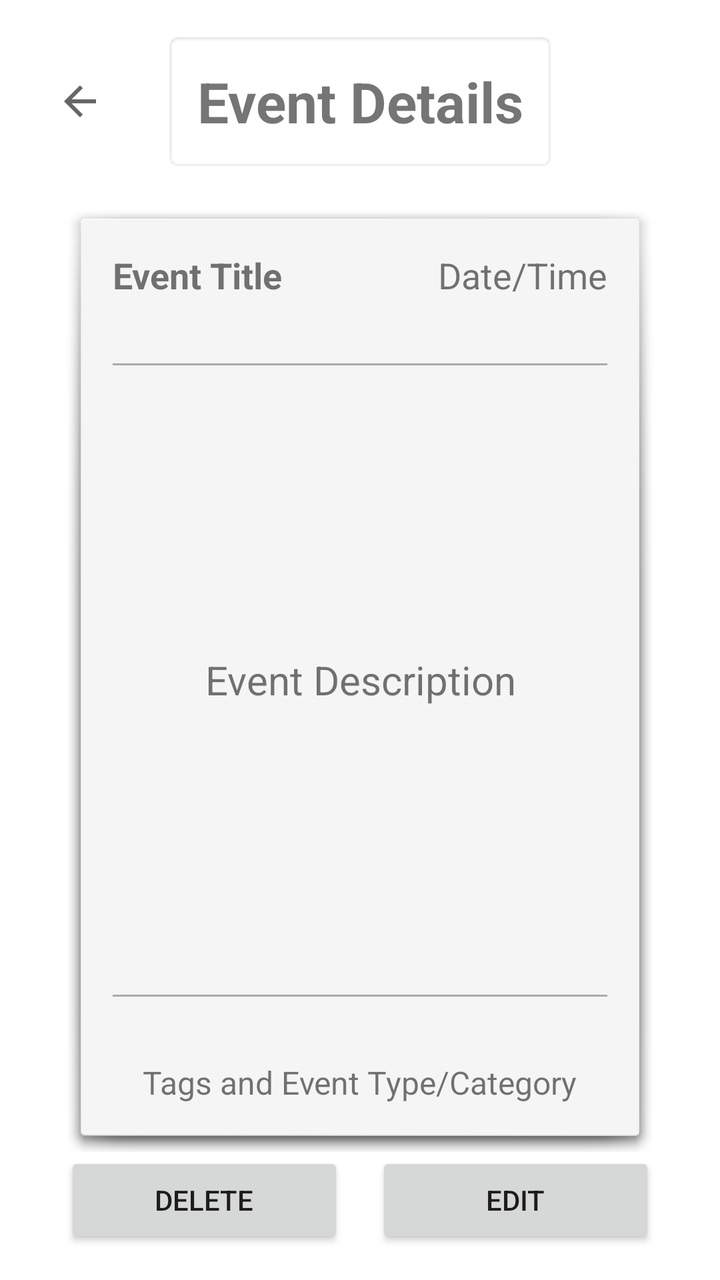
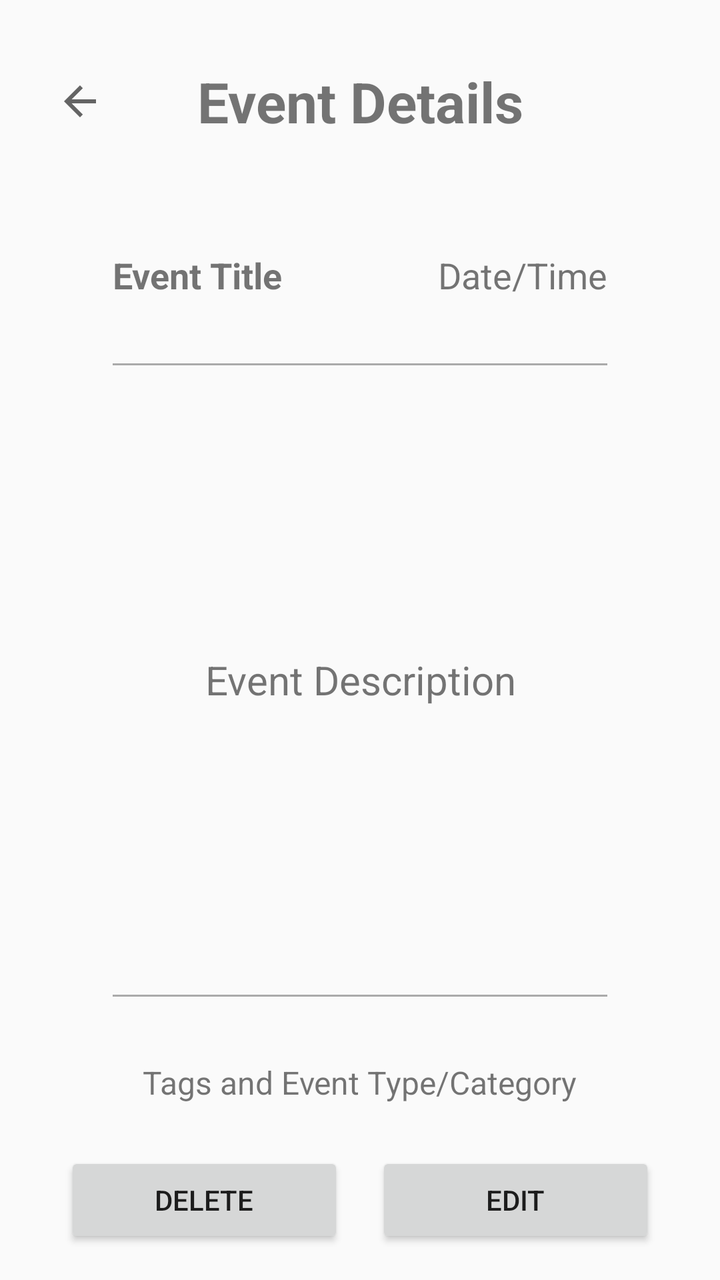

Compare the two renders of this Android layout. The source of the first and the diff that turns it into the second are given below.
<!-- AndroidManifest.xml: application theme Theme.CS422PanicPlanner -->
<!-- res/layout/event_detail.xml -->
<?xml version="1.0" encoding="utf-8"?>
<androidx.constraintlayout.widget.ConstraintLayout xmlns:android="http://schemas.android.com/apk/res/android"
    xmlns:app="http://schemas.android.com/apk/res-auto"
    android:layout_width="match_parent"
    android:layout_height="match_parent"
    android:background="@android:color/white"
    android:fitsSystemWindows="true"
    android:padding="16dp">

    
    <ImageButton
        android:id="@+id/btn_back"
        android:layout_width="48dp"
        android:layout_height="48dp"
        android:background="?android:attr/selectableItemBackgroundBorderless"
        android:contentDescription="Back"
        android:src="@drawable/ic_arrow_back"
        app:layout_constraintBottom_toBottomOf="@+id/detail_header"
        app:layout_constraintStart_toStartOf="parent"
        app:layout_constraintTop_toTopOf="@+id/detail_header" />

    
    <TextView
        android:id="@+id/detail_header"
        android:layout_width="wrap_content"
        android:layout_height="wrap_content"
        android:background="@android:drawable/editbox_background"
        android:gravity="center"
        android:padding="16dp"
        android:text="Event Details"
        android:textSize="28sp"
        android:textStyle="bold"
        app:layout_constraintEnd_toEndOf="parent"
        app:layout_constraintStart_toStartOf="parent"
        app:layout_constraintTop_toTopOf="parent" />

    
    <LinearLayout
        android:id="@+id/card_container"
        android:layout_width="0dp"
        android:layout_height="0dp"
        android:layout_marginTop="16dp"
        android:background="@android:drawable/dialog_holo_light_frame"
        android:gravity="center_horizontal"
        android:orientation="vertical"
        android:padding="24dp"
        app:layout_constraintBottom_toTopOf="@+id/buttons_container"
        app:layout_constraintEnd_toEndOf="parent"
        app:layout_constraintStart_toStartOf="parent"
        app:layout_constraintTop_toBottomOf="@+id/detail_header"
        app:layout_constraintWidth_max="600dp"
        app:layout_constraintWidth_percent="0.9">

        
        <RelativeLayout
            android:layout_width="match_parent"
            android:layout_height="wrap_content">

            <TextView
                android:id="@+id/tv_event_title"
                android:layout_width="wrap_content"
                android:layout_height="wrap_content"
                android:layout_alignParentStart="true"
                android:text="Event Title"
                android:textSize="18sp"
                android:textStyle="bold" />

            <TextView
                android:id="@+id/tv_event_datetime"
                android:layout_width="wrap_content"
                android:layout_height="wrap_content"
                android:layout_alignParentEnd="true"
                android:text="Date/Time"
                android:textSize="18sp" />
        </RelativeLayout>

        <View
            android:layout_width="match_parent"
            android:layout_height="1dp"
            android:layout_marginTop="32dp"
            android:background="@android:color/darker_gray" />

        
        <TextView
            android:id="@+id/tv_event_description"
            android:layout_width="match_parent"
            android:layout_height="0dp"
            android:layout_weight="1"
            android:gravity="center"
            android:text="Event Description"
            android:textSize="20sp" />

        <View
            android:layout_width="match_parent"
            android:layout_height="1dp"
            android:layout_marginBottom="32dp"
            android:background="@android:color/darker_gray" />

        
        <TextView
            android:layout_width="wrap_content"
            android:layout_height="wrap_content"
            android:text="Tags and Event Type/Category"
            android:textSize="16sp" />

    </LinearLayout>

    
    <LinearLayout
        android:id="@+id/buttons_container"
        android:layout_width="0dp"
        android:layout_height="wrap_content"
        android:layout_marginTop="24dp"
        android:orientation="horizontal"
        app:layout_constraintBottom_toBottomOf="parent"
        app:layout_constraintEnd_toEndOf="@+id/card_container"
        app:layout_constraintStart_toStartOf="@+id/card_container">

        <Button
            android:id="@+id/delete_button"
            android:layout_width="0dp"
            android:layout_height="wrap_content"
            android:layout_marginEnd="8dp"
            android:layout_weight="1"
            android:text="Delete" />

        <Button
            android:id="@+id/edit_button"
            android:layout_width="0dp"
            android:layout_height="wrap_content"
            android:layout_marginStart="8dp"
            android:layout_weight="1"
            android:text="Edit" />
    </LinearLayout>

</androidx.constraintlayout.widget.ConstraintLayout>
<!-- resources referenced by this layout -->
<resources>
  <!-- drawable ic_arrow_back (drawable) -->
  <vector xmlns:android="http://schemas.android.com/apk/res/android"
      android:width="24dp"
      android:height="24dp"
      android:viewportWidth="24"
      android:viewportHeight="24"
      android:tint="?attr/colorControlNormal">
    <path
        android:fillColor="@android:color/white"
        android:pathData="M20,11H7.83l5.59,-5.59L12,4l-8,8 8,8 1.41,-1.41L7.83,13H20v-2z"/>
  </vector>
  <style name="Theme.CS422PanicPlanner" parent="Theme.AppCompat.Light.NoActionBar">
          <item name="android:windowBackground">@android:color/white</item>
      </style>
</resources>

<!-- the commit's change to res/layout/event_detail.xml (unified diff, before → after) -->
@@ -3,7 +3,6 @@
     xmlns:app="http://schemas.android.com/apk/res-auto"
     android:layout_width="match_parent"
     android:layout_height="match_parent"
-    android:background="@android:color/white"
     android:fitsSystemWindows="true"
     android:padding="16dp">
 
@@ -24,7 +23,6 @@
         android:id="@+id/detail_header"
         android:layout_width="wrap_content"
         android:layout_height="wrap_content"
-        android:background="@android:drawable/editbox_background"
         android:gravity="center"
         android:padding="16dp"
         android:text="Event Details"
@@ -40,7 +38,6 @@
         android:layout_width="0dp"
         android:layout_height="0dp"
         android:layout_marginTop="16dp"
-        android:background="@android:drawable/dialog_holo_light_frame"
         android:gravity="center_horizontal"
         android:orientation="vertical"
         android:padding="24dp"
<!-- resource entries referenced after the edit -->
@@ -11,8 +11,8 @@
         android:fillColor="@android:color/white"
         android:pathData="M20,11H7.83l5.59,-5.59L12,4l-8,8 8,8 1.41,-1.41L7.83,13H20v-2z"/>
   </vector>
-  <style name="Theme.CS422PanicPlanner" parent="Theme.AppCompat.Light.NoActionBar">
-          <item name="android:windowBackground">@android:color/white</item>
+  <style name="Theme.CS422PanicPlanner" parent="Theme.AppCompat.DayNight.NoActionBar">
+          
       </style>
 </resources>
 
